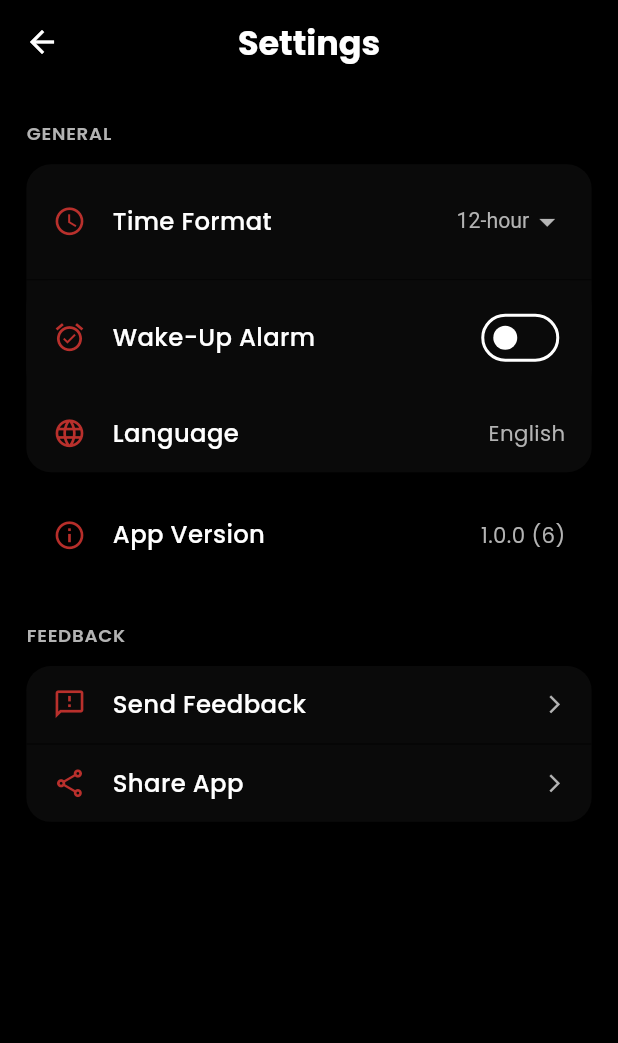
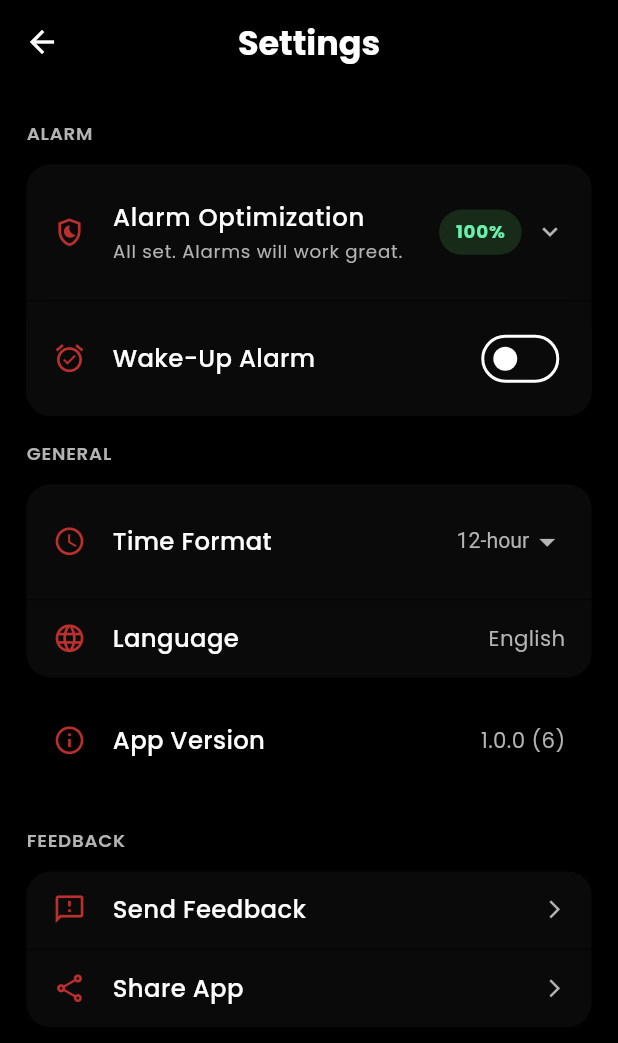
Before and after one commit to Muhammed-irshad-np/upNow, a Flutter app: the SettingsScreen screen opened directly, on a phone screen of 412 x 824 dp. Shown: the top 1043 px of the screen. Run offline on Flutter 3.47's test engine with Material 3 defaults, Android fonts, the light colour scheme and no system bars; our stand-ins replace audioplayers, fl_chart, flutter_local_notifications, flutter_screenutil, hive, hive_flutter and 4 more; accounts and stored records are empty.

Commit message:
optimzation card implmented

```diff
--- a/lib/screens/alarm/alarm_screen.dart
+++ b/lib/screens/alarm/alarm_screen.dart
@@ -13,6 +13,7 @@
 import 'package:upnow/providers/settings_provider.dart';
 import 'package:upnow/utils/global_error_handler.dart';
 import 'package:upnow/utils/preferences_helper.dart';
+import 'package:upnow/widgets/alarm_optimization_card.dart';
 
 class AlarmScreen extends StatefulWidget {
   const AlarmScreen({Key? key}) : super(key: key);
@@ -87,6 +88,11 @@
       body: SafeArea(
         child: Column(
           children: [
+            // Alarm Optimization card at top of alarm screen (hide when all 3 permissions granted)
+            const AlarmOptimizationCard(
+              style: AlarmOptimizationStyle.card,
+              hideWhenOptimized: true,
+            ),
             _buildNextAlarmSection(context, alarms),
             const SizedBox(height: 8),
             if (!_isWakeUpReminderDismissed && !alarmProvider.hasMorningAlarm)
--- a/lib/screens/settings/settings_screen.dart
+++ b/lib/screens/settings/settings_screen.dart
@@ -7,6 +7,7 @@
 import 'package:upnow/providers/settings_provider.dart';
 import 'package:upnow/providers/alarm_provider.dart';
 import 'package:package_info_plus/package_info_plus.dart';
+import 'package:upnow/widgets/alarm_optimization_card.dart';
 
 class SettingsScreen extends StatelessWidget {
   const SettingsScreen({Key? key}) : super(key: key);
@@ -28,11 +29,26 @@
         child: ListView(
           padding: EdgeInsets.symmetric(horizontal: 16.w, vertical: 24.h),
           children: [
+            _buildSectionTitle('Alarm'),
+            _buildSettingGroup(
+              children: [
+                const AlarmOptimizationCard(
+                  style: AlarmOptimizationStyle.settingsTile,
+                  hideWhenOptimized: false,
+                  isLast: false,
+                ),
+                Container(
+                  height: 1,
+                  color: AppTheme.darkBackground.withOpacity(0.5),
+                ),
+                _buildWakeUpAlarmSetting(context),
+              ],
+            ),
+            SizedBox(height: 16.h),
             _buildSectionTitle('General'),
             _buildSettingGroup(
               children: [
                 _buildTimeFormatSetting(context),
-                _buildWakeUpAlarmSetting(context),
                 _buildSettingTile(
                   icon: Icons.language_outlined,
                   title: 'Language',
--- a/lib/services/permissions_manager.dart
+++ b/lib/services/permissions_manager.dart
@@ -8,7 +8,8 @@
   static const String _hasRequestedNotifications = 'has_requested_notifications';
   static const String _hasRequestedExactAlarm = 'has_requested_exact_alarm';
 
-  // Check if all critical permissions are granted
+  // Check if legacy "all critical" permissions are granted (includes exact alarm)
+  // Kept for backward compatibility. Prefer hasAllOptimizationPermissions() for UI flows.
   static Future<bool> hasAllCriticalPermissions() async {
     final displayOverApps = await Permission.systemAlertWindow.isGranted;
     final batteryOptimization = await Permission.ignoreBatteryOptimizations.isGranted;
@@ -16,6 +17,40 @@
     final exactAlarm = await Permission.scheduleExactAlarm.isGranted;
 
     return displayOverApps && batteryOptimization && notifications && exactAlarm;
+  }
+
+  // Optimization permissions (exclude exact alarm)
+  static Future<bool> isOverlayGranted() async {
+    return await Permission.systemAlertWindow.isGranted;
+  }
+
+  static Future<bool> isBatteryOptimizationIgnored() async {
+    return await Permission.ignoreBatteryOptimizations.isGranted;
+  }
+
+  static Future<bool> isNotificationGranted() async {
+    return await Permission.notification.isGranted;
+  }
+
+  static Future<Map<String, bool>> getOptimizationStatuses() async {
+    return {
+      'overlay': await isOverlayGranted(),
+      'battery': await isBatteryOptimizationIgnored(),
+      'notifications': await isNotificationGranted(),
+    };
+  }
+
+  static Future<int> getOptimizationScore() async {
+    final statuses = await getOptimizationStatuses();
+    int score = 0;
+    if (statuses['overlay'] == true) score++;
+    if (statuses['battery'] == true) score++;
+    if (statuses['notifications'] == true) score++;
+    return score;
+  }
+
+  static Future<bool> hasAllOptimizationPermissions() async {
+    return (await getOptimizationScore()) == 3;
   }
 
   // Check if a specific permission has been requested before
--- /dev/null
+++ b/lib/widgets/alarm_optimization_card.dart
@@ -0,0 +1,332 @@
+import 'package:flutter/material.dart';
+import 'package:flutter_screenutil/flutter_screenutil.dart';
+import 'package:upnow/services/permissions_manager.dart';
+import 'package:upnow/utils/app_theme.dart';
+
+enum AlarmOptimizationStyle {
+  card, // Card style with ExpansionTile (for alarm screen)
+  settingsTile, // Settings tile style (for settings screen)
+}
+
+class AlarmOptimizationCard extends StatefulWidget {
+  final AlarmOptimizationStyle style;
+  final bool hideWhenOptimized; // Hide when score == 3
+  final bool isLast; // For settings tile - is this the last item in group?
+
+  const AlarmOptimizationCard({
+    Key? key,
+    this.style = AlarmOptimizationStyle.card,
+    this.hideWhenOptimized = false,
+    this.isLast = false,
+  }) : super(key: key);
+
+  @override
+  State<AlarmOptimizationCard> createState() => _AlarmOptimizationCardState();
+}
+
+class _AlarmOptimizationCardState extends State<AlarmOptimizationCard> {
+  bool _loading = true;
+  int _score = 0;
+  late Map<String, bool> _statuses;
+
+  @override
+  void initState() {
+    super.initState();
+    _refresh();
+  }
+
+  Future<void> _refresh() async {
+    setState(() {
+      _loading = true;
+    });
+    final statuses = await PermissionsManager.getOptimizationStatuses();
+    final score = await PermissionsManager.getOptimizationScore();
+    if (!mounted) return;
+    setState(() {
+      _statuses = statuses;
+      _score = score;
+      _loading = false;
+    });
+  }
+
+  Future<void> _requestOverlay() async {
+    await PermissionsManager.requestDisplayOverApps(context);
+    await _refresh();
+  }
+
+  Future<void> _requestBattery() async {
+    await PermissionsManager.requestBatteryOptimization(context);
+    await _refresh();
+  }
+
+  Future<void> _requestNotifications() async {
+    await PermissionsManager.requestNotifications(context);
+    await _refresh();
+  }
+
+  @override
+  Widget build(BuildContext context) {
+    if (_loading) {
+      return const SizedBox.shrink();
+    }
+
+    // Hide when optimized if requested
+    if (widget.hideWhenOptimized && _score == 3) {
+      return const SizedBox.shrink();
+    }
+
+    if (widget.style == AlarmOptimizationStyle.settingsTile) {
+      return _buildSettingsTile();
+    } else {
+      return _buildCardExpansionTile();
+    }
+  }
+
+  Widget _buildCardExpansionTile() {
+    return Container(
+      margin: EdgeInsets.symmetric(horizontal: 16.w, vertical: 8.h),
+      decoration: BoxDecoration(
+        gradient: LinearGradient(
+          colors: [
+            AppTheme.primaryColor.withOpacity(0.10),
+            AppTheme.primaryColor.withOpacity(0.05),
+          ],
+          begin: Alignment.topLeft,
+          end: Alignment.bottomRight,
+        ),
+        borderRadius: BorderRadius.circular(16.r),
+        border: Border.all(color: AppTheme.primaryColor.withOpacity(0.20), width: 1),
+      ),
+      child: Theme(
+        data: Theme.of(context).copyWith(dividerColor: Colors.transparent),
+        child: ExpansionTile(
+          tilePadding: EdgeInsets.symmetric(horizontal: 16.w, vertical: 8.h),
+          childrenPadding: EdgeInsets.only(left: 16.w, right: 16.w, bottom: 16.h),
+          leading: Container(
+            padding: EdgeInsets.all(10.w),
+            decoration: BoxDecoration(
+              color: AppTheme.primaryColor.withOpacity(0.18),
+              borderRadius: BorderRadius.circular(12.r),
+            ),
+            child: Icon(Icons.shield_moon_outlined, color: AppTheme.primaryColor, size: 20.sp),
+          ),
+          title: Column(
+            crossAxisAlignment: CrossAxisAlignment.start,
+            mainAxisSize: MainAxisSize.min,
+            children: [
+              Text(
+                'Alarm Optimization',
+                style: TextStyle(
+                  color: AppTheme.primaryTextColor,
+                  fontSize: 16.sp,
+                  fontWeight: FontWeight.w600,
+                ),
+              ),
+              SizedBox(height: 2.h),
+              Text(
+                _score == 3
+                    ? 'All set. Alarms will work great.'
+                    : 'Turn these on for reliable alarms.',
+                style: TextStyle(
+                  color: AppTheme.secondaryTextColor,
+                  fontSize: 12.sp,
+                  fontWeight: FontWeight.w400,
+                ),
+              ),
+            ],
+          ),
+          trailing: Row(
+            mainAxisSize: MainAxisSize.min,
+            children: [
+              _ScoreBadge(score: _score, showPercentage: true),
+              SizedBox(width: 8.w),
+              Icon(Icons.expand_more, color: AppTheme.secondaryTextColor, size: 20.sp),
+            ],
+          ),
+          children: [
+            _PermissionRow(
+              icon: Icons.layers_outlined,
+              title: 'Display over other apps',
+              granted: _statuses['overlay'] ?? false,
+              onFix: _requestOverlay,
+            ),
+            _Divider(),
+            _PermissionRow(
+              icon: Icons.battery_charging_full,
+              title: 'Ignore battery optimizations',
+              granted: _statuses['battery'] ?? false,
+              onFix: _requestBattery,
+            ),
+            _Divider(),
+            _PermissionRow(
+              icon: Icons.notifications_outlined,
+              title: 'Notifications',
+              granted: _statuses['notifications'] ?? false,
+              onFix: _requestNotifications,
+            ),
+          ],
+        ),
+      ),
+    );
+  }
+
+  Widget _buildSettingsTile() {
+    return Material(
+      color: Colors.transparent,
+      child: Theme(
+        data: Theme.of(context).copyWith(dividerColor: Colors.transparent),
+        child: ExpansionTile(
+          tilePadding: EdgeInsets.symmetric(horizontal: 16.w, vertical: 14.h),
+          childrenPadding: EdgeInsets.only(left: 54.w, right: 16.w, bottom: 12.h),
+          shape: widget.isLast
+              ? RoundedRectangleBorder(
+                  borderRadius: BorderRadius.vertical(bottom: Radius.circular(16.r)),
+                )
+              : null,
+          collapsedShape: widget.isLast
+              ? RoundedRectangleBorder(
+                  borderRadius: BorderRadius.vertical(bottom: Radius.circular(16.r)),
+                )
+              : null,
+          leading: Icon(
+            Icons.shield_moon_outlined,
+            color: AppTheme.primaryColor.withOpacity(0.8),
+            size: 22.sp,
+          ),
+          title: Column(
+            crossAxisAlignment: CrossAxisAlignment.start,
+            mainAxisSize: MainAxisSize.min,
+            children: [
+              Text(
+                'Alarm Optimization',
+                style: TextStyle(
+                  fontSize: 16.sp,
+                  color: AppTheme.primaryTextColor,
+                  fontWeight: FontWeight.w500,
+                ),
+              ),
+              SizedBox(height: 2.h),
+              Text(
+                _score == 3
+                    ? 'All set. Alarms will work great.'
+                    : 'Turn these on for reliable alarms.',
+                style: TextStyle(
+                  color: AppTheme.secondaryTextColor,
+                  fontSize: 12.sp,
+                  fontWeight: FontWeight.w400,
+                ),
+              ),
+            ],
+          ),
+          trailing: Row(
+            mainAxisSize: MainAxisSize.min,
+            children: [
+              _ScoreBadge(score: _score, showPercentage: true),
+              SizedBox(width: 8.w),
+              Icon(Icons.expand_more, color: AppTheme.secondaryTextColor, size: 20.sp),
+            ],
+          ),
+          children: [
+            Column(
+              children: [
+                _PermissionRow(
+                  icon: Icons.layers_outlined,
+                  title: 'Display over other apps',
+                  granted: _statuses['overlay'] ?? false,
+                  onFix: _requestOverlay,
+                ),
+                SizedBox(height: 8.h),
+                _PermissionRow(
+                  icon: Icons.battery_charging_full,
+                  title: 'Ignore battery optimizations',
+                  granted: _statuses['battery'] ?? false,
+                  onFix: _requestBattery,
+                ),
+                SizedBox(height: 8.h),
+                _PermissionRow(
+                  icon: Icons.notifications_outlined,
+                  title: 'Notifications',
+                  granted: _statuses['notifications'] ?? false,
+                  onFix: _requestNotifications,
+                ),
+              ],
+            ),
+          ],
+        ),
+      ),
+    );
+  }
+}
+
+class _Divider extends StatelessWidget {
+  @override
+  Widget build(BuildContext context) {
+    return Container(
+      margin: EdgeInsets.symmetric(vertical: 8.h),
+      height: 1,
+      color: AppTheme.darkBackground.withOpacity(0.5),
+    );
+  }
+}
+
+class _ScoreBadge extends StatelessWidget {
+  final int score;
+  final bool showPercentage;
+  const _ScoreBadge({required this.score, this.showPercentage = false});
+
+  @override
+  Widget build(BuildContext context) {
+    final String label = showPercentage
+        ? '${((score / 3) * 100).round()}%'
+        : '$score/3';
+    final Color bg = score == 3
+        ? Colors.green.withOpacity(0.20)
+        : (score == 2 ? Colors.orange.withOpacity(0.20) : Colors.red.withOpacity(0.20));
+    final Color fg = score == 3 ? Colors.greenAccent : (score == 2 ? Colors.orange : Colors.redAccent);
+    return Container(
+      padding: EdgeInsets.symmetric(horizontal: 10.w, vertical: 6.h),
+      decoration: BoxDecoration(color: bg, borderRadius: BorderRadius.circular(999)),
+      child: Text(label, style: TextStyle(color: fg, fontWeight: FontWeight.w700, fontSize: 12.sp)),
+    );
+  }
+}
+
+class _PermissionRow extends StatelessWidget {
+  final IconData icon;
+  final String title;
+  final bool granted;
+  final Future<void> Function() onFix;
+  const _PermissionRow({
+    required this.icon,
+    required this.title,
+    required this.granted,
+    required this.onFix,
+  });
+
+  @override
+  Widget build(BuildContext context) {
+    return Row(
+      children: [
+        Icon(icon, color: granted ? Colors.greenAccent : AppTheme.primaryColor.withOpacity(0.8), size: 18.sp),
+        SizedBox(width: 12.w),
+        Expanded(
+          child: Text(
+            title,
+            style: TextStyle(
+              color: AppTheme.primaryTextColor,
+              fontSize: 14.sp,
+              fontWeight: FontWeight.w500,
+            ),
+          ),
+        ),
+        if (!granted)
+          TextButton(
+            onPressed: onFix,
+            child: const Text('Fix'),
+          )
+        else
+          Icon(Icons.check_circle, color: Colors.greenAccent, size: 18.sp),
+      ],
+    );
+  }
+}
```
